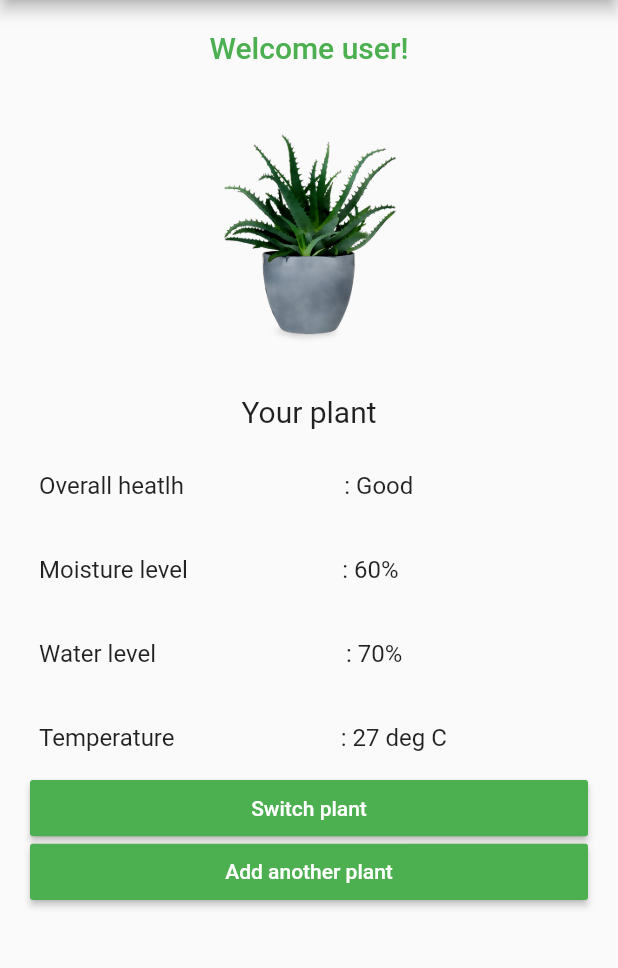
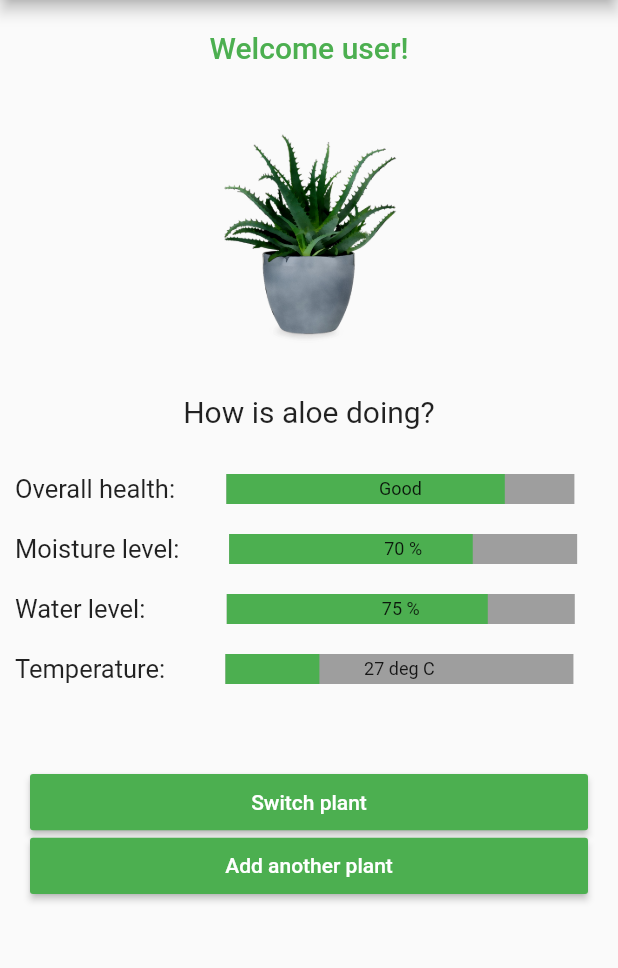
Before and after one commit to ygombo/PetPlantApp, a Flutter app: the Home screen opened directly, on a phone screen of 412 x 824 dp, the part 84-1052 px from its top. Run offline on Flutter 3.47's test engine with Material 2 defaults, Android fonts, the phone set to English and light mode, and no system bars; drawn by our look-alikes of percent_indicator.

Commit message:
Changed the dashboard to display percent indicators.

```diff
--- a/lib/home.dart
+++ b/lib/home.dart
@@ -1,4 +1,7 @@
+//import 'dart:html';
+
 import 'package:flutter/material.dart';
+import 'package:percent_indicator/linear_percent_indicator.dart';
 
 class Home extends StatelessWidget {
 
@@ -34,20 +37,82 @@ class Home extends StatelessWidget {
                     alignment: Alignment.center,
                     padding: EdgeInsets.all(10),
                     child: Text(
-                      'Your plant',
+                      'How is aloe doing?',
                       style: TextStyle(fontSize: 20),
                     )),
-                ListTile(
-                  title: Text('Overall heatlh                           : Good'),
+                Container(
+                  padding: EdgeInsets.all(10),
                 ),
-                ListTile(
-                  title: Text('Moisture level                          : 60%'),
+                new LinearPercentIndicator(
+                  padding: EdgeInsets.only(left:30),
+                    animation: true,
+                    width: MediaQuery.of(context).size.width - 150,
+                    lineHeight: 20.0,
+                    percent: 0.8,
+                    center: Text('Good',
+                    style: TextStyle(fontSize: 12),),
+                    backgroundColor: Colors.grey,
+                    progressColor: Colors.green,
+                  leading: Text('Overall health: ',
+                  style: TextStyle(fontSize: 17),),
+//                  trailing: Text('Good'),
+                  ),
+                Container(
+                  padding: EdgeInsets.all(10),
                 ),
-                ListTile(
-                  title: Text('Water level                                : 70%'),
+                new LinearPercentIndicator(
+                  padding: EdgeInsets.only(left:29),
+                  animation: true,
+                  width: MediaQuery.of(context).size.width - 151,
+                  lineHeight: 20,
+                  percent: 0.7,
+                  center: Text('70 %',
+                  style: new TextStyle(fontSize: 12)),
+                  backgroundColor: Colors.grey,
+                  progressColor: Colors.green,
+                  leading: Text('Moisture level: ',
+                    style: TextStyle(fontSize: 17),
+                  ),
+//                  trailing: Text('Good'),
                 ),
-                ListTile(
-                  title: Text('Temperature                            : 27 deg C'),
+                Container(
+                  padding: EdgeInsets.all(10),
+                ),
+                new LinearPercentIndicator(
+                  padding: EdgeInsets.only(left:50),
+                  animation: true,
+                  width: MediaQuery.of(context).size.width - 130,
+                  lineHeight: 20,
+                  percent: 0.75,
+                  center: Text('75 %',
+                      style: new TextStyle(fontSize: 12)),
+                  backgroundColor: Colors.grey,
+                  progressColor: Colors.green,
+                  leading: Text('Water level: ',
+                    style: TextStyle(fontSize: 17),
+                  ),
+//                  trailing: Text('Good'),
+                ),
+                Container(
+                  padding: EdgeInsets.all(10),
+                ),
+                new LinearPercentIndicator(
+                  padding: EdgeInsets.only(left:36),
+                  animation: true,
+                  width: MediaQuery.of(context).size.width - 144,
+                  lineHeight: 20,
+                  percent: 0.27,
+                  center: Text('27 deg C',
+                      style: new TextStyle(fontSize: 12)),
+                  backgroundColor: Colors.grey,
+                  progressColor: Colors.green,
+                  leading: Text('Temperature: ',
+                    style: TextStyle(fontSize: 17),
+                  ),
+//                  trailing: Text('Good'),
+                ),
+                Container(
+                  padding: EdgeInsets.all(30),
                 ),
                 Container(
                     height: 40,
--- a/pubspec.yaml
+++ b/pubspec.yaml
@@ -24,6 +24,8 @@ dependencies:
   # The following adds the Cupertino Icons font to your application.
   # Use with the CupertinoIcons class for iOS style icons.
   cupertino_icons: ^0.1.3
+
+  percent_indicator: "^2.1.1"
 
 dev_dependencies:
   flutter_test:
```
Also changed, not shown: pubspec.lock.
